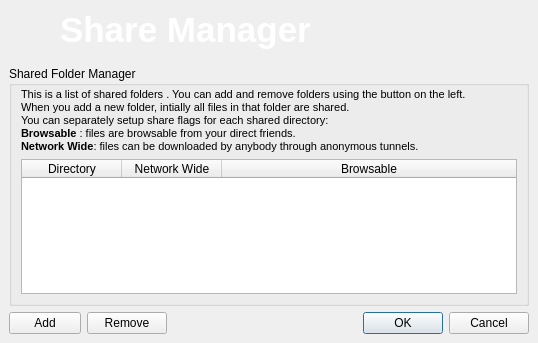
Qt form retroshare-gui/src/gui/ShareManager.ui (RetroShare/RetroShare) before a commit.
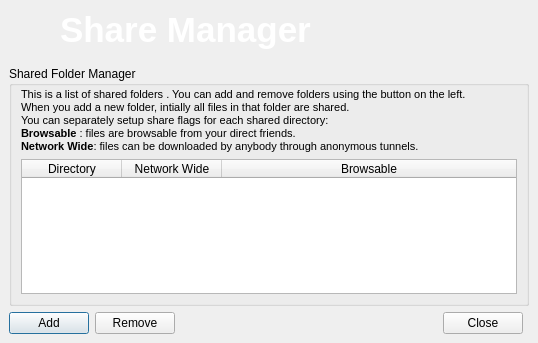
The same form after that commit. Icons and pictures are not drawn.

Commit message: use QPushButton for some dialogs fixes translation problems, QButtonBox default translations are only available for few languages.

```diff
--- a/retroshare-gui/src/gui/ShareManager.ui
+++ b/retroshare-gui/src/gui/ShareManager.ui
@@ -109,7 +109,7 @@
       <property name="topMargin">
        <number>6</number>
       </property>
-      <item row="0" column="0" colspan="4">
+      <item row="0" column="0" colspan="5">
        <widget class="QGroupBox" name="groupBox">
         <property name="title">
          <string>Shared Folder Manager</string>
@@ -255,12 +255,9 @@
        </spacer>
       </item>
       <item row="1" column="3">
-       <widget class="QDialogButtonBox" name="buttonBox">
-        <property name="orientation">
-         <enum>Qt::Horizontal</enum>
-        </property>
-        <property name="standardButtons">
-         <set>QDialogButtonBox::Cancel|QDialogButtonBox::Ok</set>
+       <widget class="QPushButton" name="closeButton">
+        <property name="text">
+         <string>Close</string>
         </property>
        </widget>
       </item>
```
The commit also changes 43 other files.
